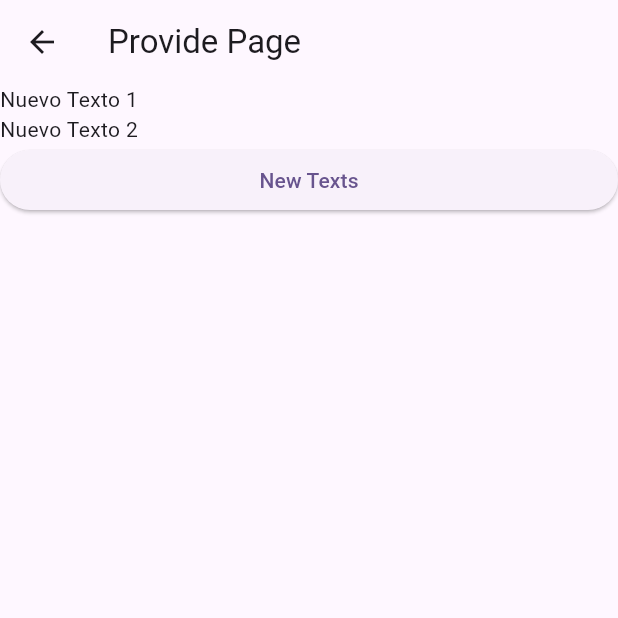
After one commit to ArturoManuel/cubit_prueba, a Flutter app: the ProvidePage screen opened directly, after a tap on "New Texts", on a phone screen of 412 x 824 dp, the top half of it. The commit adds this screen. Run offline on Flutter 3.47's test engine with Material 3 defaults, Android fonts, the light colour scheme and no system bars; our stand-ins replace bloc, dio, equatable, flutter_bloc, freezed_annotation.

Commit message:
probando provider

```diff
--- a/lib/data/models/poke_result_model.dart
+++ b/lib/data/models/poke_result_model.dart
@@ -13,8 +13,7 @@ class PokeResult with _$PokeResult {
     required List<Result> results,
   }) = _PokeResult;
 
-  factory PokeResult.fromJson(Map<String, Object?> json)
-  => _$PokeResultFromJson(json);
+  factory PokeResult.fromJson(Map<String, Object?> json) => _$PokeResultFromJson(json);
 
 }
 
--- a/lib/main.dart
+++ b/lib/main.dart
@@ -5,6 +5,7 @@ import 'package:cubic_prueba/presentation/home/view/homepage.dart';
 import 'package:cubic_prueba/presentation/splash/view/splash_page.dart';
 import 'package:flutter/material.dart';
 import 'package:flutter_bloc/flutter_bloc.dart';
+import 'package:provider/provider.dart';
 
 import 'observer.dart';
 
--- /dev/null
+++ b/lib/presentation/provider/provider.dart
@@ -0,0 +1,34 @@
+import 'package:cubic_prueba/presentation/provider/providerinfo.dart';
+import 'package:flutter/material.dart';
+import 'package:provider/provider.dart';
+
+
+class ProvidePage extends StatelessWidget {
+  const ProvidePage({super.key});
+
+  @override
+  Widget build(BuildContext context) {
+    TextProvider watch = context.watch<TextProvider>();
+
+    return Scaffold(
+      appBar: AppBar(
+        title: const Text('Provide Page'),
+      ),
+      body: ListView(
+        children: [
+          Text(watch.text1),
+          Text(watch.text2),
+          ElevatedButton(
+            onPressed: () {
+              context.read<TextProvider>().setText(
+                value1: "Nuevo Texto 1",
+                value2: "Nuevo Texto 2",
+              );
+            },
+            child: const Text("New Texts"),
+          ),
+        ],
+      ),
+    );
+  }
+}
--- /dev/null
+++ b/lib/presentation/provider/providerinfo.dart
@@ -0,0 +1,18 @@
+import 'package:flutter/foundation.dart';
+
+class TextProvider with ChangeNotifier {
+  String _text1 = "";
+  String _text2 = "";
+
+  String get text1 => _text1;
+  String get text2 => _text2;
+
+  Future<void> setText({
+    required String value1,
+    required String value2,
+  }) async {
+    _text1 = value1;
+    _text2 = value2;
+    notifyListeners();
+  }
+}
--- a/pubspec.yaml
+++ b/pubspec.yaml
@@ -43,6 +43,7 @@ dependencies:
   freezed_annotation: ^2.4.1
   json_annotation: ^4.9.0
   bloc_test: ^9.1.7
+  provider: ^6.1.2
 
 dev_dependencies:
   flutter_test:
```
Also changed, not shown: lib/presentation/menu/menu_page.dart (+17 -0 lines), pubspec.lock.
